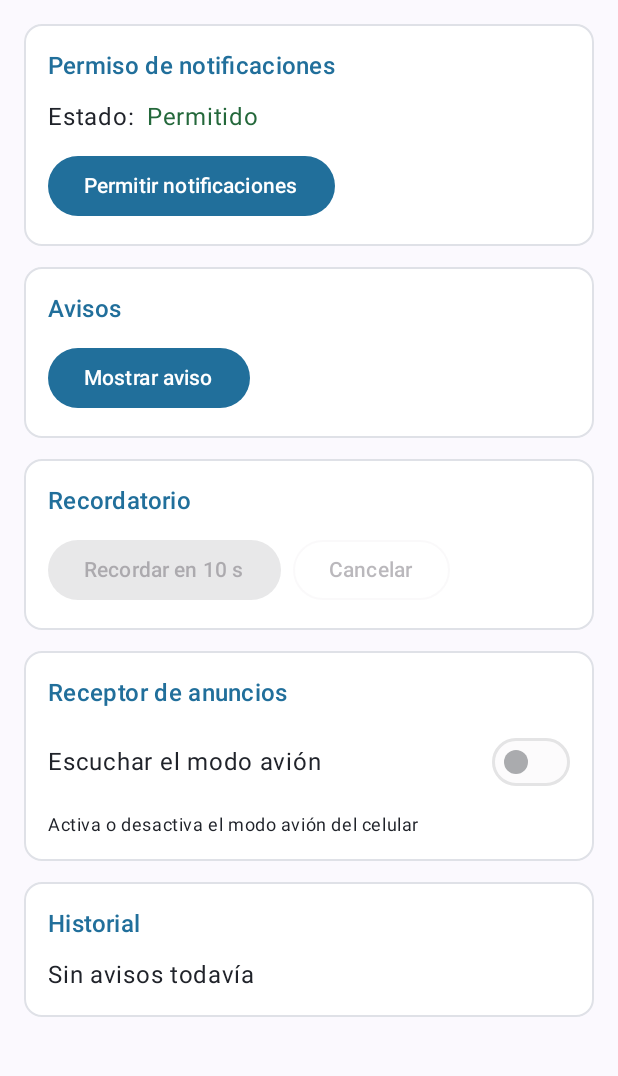
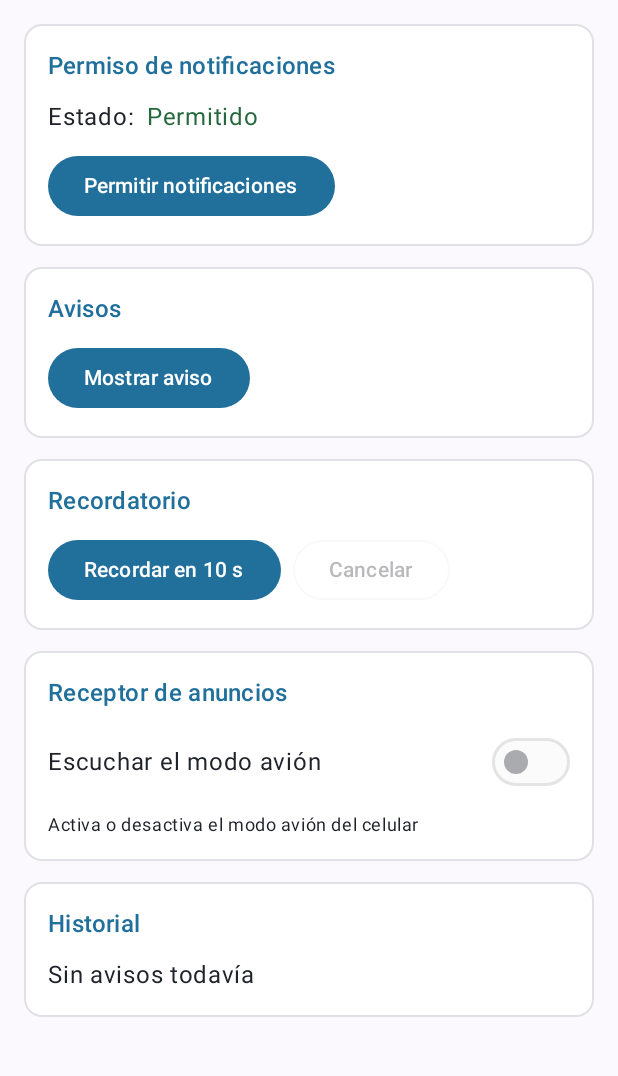
Before and after one commit to Daniellaln/AvisosCampusLeon, an Android app built with Jetpack Compose: the screen it shows after launch (MainActivity), after a tap on "Mostrar aviso", on a phone screen of 412 x 824 dp, the part 96-1172 px from its top. Run offline under Robolectric (Android 15) with nearby library versions, the phone set to English and light mode, and no system bars.

Commit message:
Programé el recordatorio de diez segundos con cuenta regresiva, cancelación y protección contra duplicados

```diff
--- a/app/src/main/java/com/leon/avisoscampus/ui/PantallaAvisos.kt
+++ b/app/src/main/java/com/leon/avisoscampus/ui/PantallaAvisos.kt
@@ -51,6 +51,7 @@ import com.leon.avisoscampus.viewmodel.AvisosViewModel
  LaunchedEffect(vm,contexto) { vm.eventos.collect { aviso ->
   val mostrado=Notificador.mostrar(contexto,aviso)
  } }
+ val faltan by vm.faltan.collectAsState()
  Scaffold(topBar={ TopAppBar(title={ Text("AvisosCampus") },colors=TopAppBarDefaults.topAppBarColors(containerColor=MaterialTheme.colorScheme.primary,titleContentColor=Color.White)) }) { margen ->
   Column(Modifier.fillMaxSize().padding(margen).verticalScroll(rememberScrollState()).padding(16.dp),verticalArrangement=Arrangement.spacedBy(14.dp)) {
    Tarjeta("Permiso de notificaciones") {
@@ -64,9 +65,10 @@ import com.leon.avisoscampus.viewmodel.AvisosViewModel
    Tarjeta("Avisos") { Button(onClick={ vm.avisarAhora() },enabled=true) { Text("Mostrar aviso") } }
    Tarjeta("Recordatorio") {
     FlowRow(horizontalArrangement=Arrangement.spacedBy(8.dp)) {
-     Button(onClick={  },enabled=false) { Text("Recordar en 10 s") }
-     OutlinedButton(onClick={  },enabled=false) { Text("Cancelar") }
+     Button(onClick={ vm.recordarEn() },enabled=faltan==null) { Text("Recordar en 10 s") }
+     OutlinedButton(onClick={ vm.cancelarRecordatorio() },enabled=faltan!=null) { Text("Cancelar") }
     }
+    faltan?.let { Text("Faltan $it s",style=MaterialTheme.typography.titleMedium,modifier=Modifier.semantics { liveRegion=LiveRegionMode.Polite }) }
    }
    Tarjeta("Receptor de anuncios") {
     Row(Modifier.fillMaxWidth(),verticalAlignment=Alignment.CenterVertically) {
--- a/app/src/main/java/com/leon/avisoscampus/viewmodel/AvisosViewModel.kt
+++ b/app/src/main/java/com/leon/avisoscampus/viewmodel/AvisosViewModel.kt
@@ -20,4 +20,19 @@ class AvisosViewModel(private val repo: AvisosRepository): ViewModel() {
   val aviso=repo.registrar("Tarea lista", "Tu entrega fue registrada", Origen.BOTON)
   _eventos.emit(aviso)
  } }
+ private var trabajo: Job? = null
+ private val _faltan = MutableStateFlow<Int?>(null)
+ val faltan: StateFlow<Int?> = _faltan.asStateFlow()
+ fun recordarEn(segundos: Int = 10) {
+  if(trabajo?.isActive == true) return
+  require(segundos > 0)
+  trabajo = viewModelScope.launch {
+   try {
+    for(segundo in segundos downTo 1) { _faltan.value=segundo; delay(1000) }
+    val aviso=repo.registrar("Recordatorio", "Revisa tu laboratorio pendiente", Origen.RECORDATORIO)
+    _eventos.emit(aviso)
+   } finally { _faltan.value=null }
+  }
+ }
+ fun cancelarRecordatorio() { trabajo?.cancel() }
 }
```
Also changed, not shown: 1 other file.
